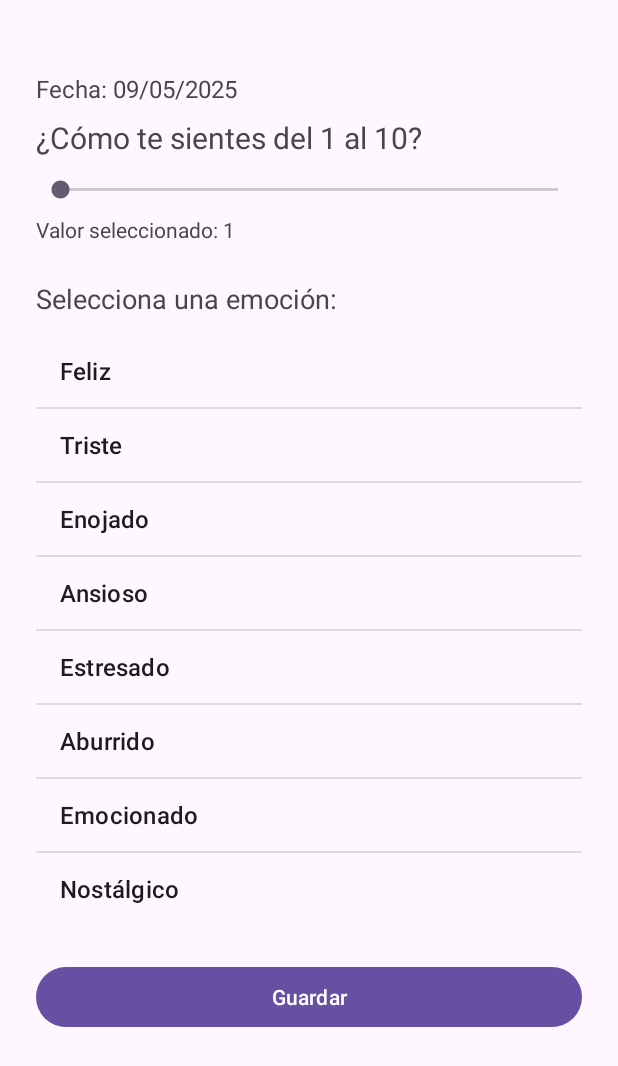
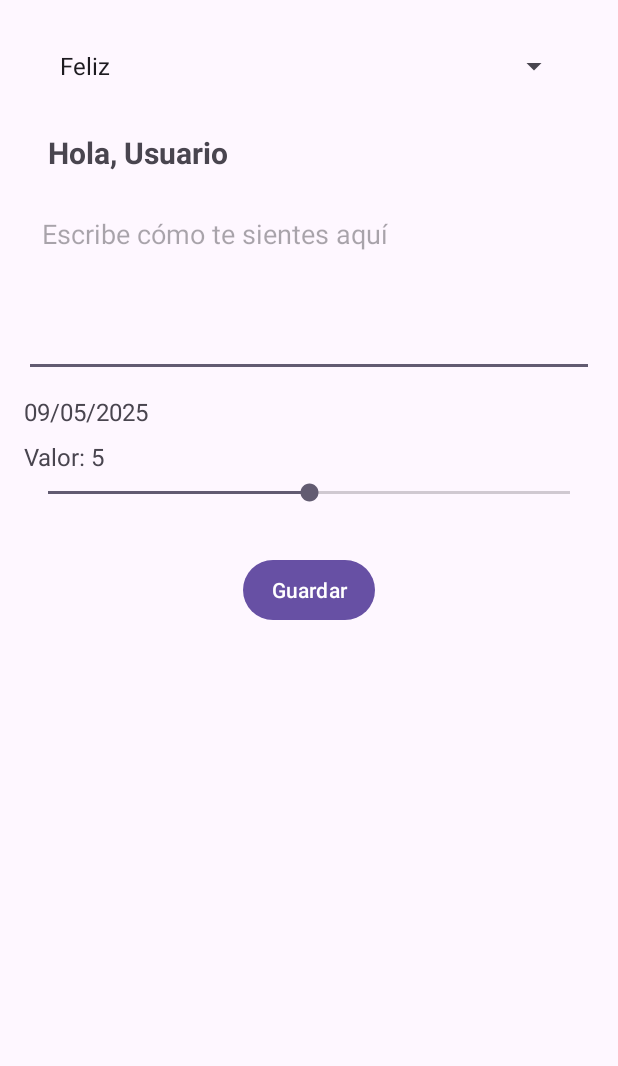
Before and after one commit to Omar-Gabriel-Martinez/Daydream-Daily, an Android app: the MoodActivity screen opened directly, with no data from a screen before it, on a phone screen of 412 x 824 dp. Shown: the top 1066 px of the screen. Run offline under Robolectric (Android 15) with nearby library versions, the phone set to English and light mode, and no system bars.

Commit message:
pantalla de inicio version 2

```diff
--- a/app/src/main/java/com/martinez_orozco_moya_cuevas/sleepytraveler/MoodActivity.kt
+++ b/app/src/main/java/com/martinez_orozco_moya_cuevas/sleepytraveler/MoodActivity.kt
@@ -15,11 +15,11 @@ class MoodActivity : AppCompatActivity() {
     override fun onCreate(savedInstanceState: Bundle?) {
         super.onCreate(savedInstanceState)
 
-        // Comprobación de si ya se abrió hoy
         val prefs = getSharedPreferences("moodPrefs", MODE_PRIVATE)
         val ultimaFecha = prefs.getString("ultima_fecha", null)
         val hoy = SimpleDateFormat("dd/MM/yyyy", Locale.getDefault()).format(Date())
 
+        // Validar si ya se registró emoción hoy
         if (ultimaFecha == hoy) {
             Toast.makeText(this, "Ya registraste tu emoción hoy.", Toast.LENGTH_SHORT).show()
             startActivity(Intent(this, MainActivity::class.java))
@@ -27,59 +27,49 @@ class MoodActivity : AppCompatActivity() {
             return
         }
 
-
         setContentView(R.layout.activity_mood)
 
+        // Obtener el nombre del usuario de SharedPreferences (asumiendo que lo guardas aquí)
+        val nombreUsuario = prefs.getString("nombre_usuario", "Usuario")
+
+        val tvSaludoUsuario = findViewById<TextView>(R.id.tvSaludoUsuario)
+        tvSaludoUsuario.text = "Hola, $nombreUsuario"
+
         val tvFecha = findViewById<TextView>(R.id.tvFecha)
-        val tvValor = findViewById<TextView>(R.id.tvValorSeleccionado)
-        val seekBar = findViewById<SeekBar>(R.id.seekBar)
-        val listView = findViewById<ListView>(R.id.listaEmociones)
-        val btnGuardar = findViewById<Button>(R.id.btnGuardarEmocion)
+        tvFecha.text = hoy // Establecer fecha actual
 
-        tvFecha.text = "Fecha: $hoy"
-
-        seekBar.setOnSeekBarChangeListener(object : SeekBar.OnSeekBarChangeListener {
-            override fun onProgressChanged(sb: SeekBar?, progress: Int, fromUser: Boolean) {
-                valorSeleccionado = progress + 1
-                tvValor.text = "Valor seleccionado: $valorSeleccionado"
-            }
-
-            override fun onStartTrackingTouch(sb: SeekBar?) {}
-            override fun onStopTrackingTouch(sb: SeekBar?) {}
-        })
-
+        // Aquí implementa la selección de emociones y lógica adicional
+        val spinnerEmociones = findViewById<Spinner>(R.id.spinnerEmociones)
         val emociones = listOf(
             "Feliz", "Triste", "Enojado",
             "Ansioso", "Estresado", "Aburrido",
             "Emocionado", "Nostálgico"
         )
+        val adapter = ArrayAdapter(this, android.R.layout.simple_spinner_item, emociones)
+        adapter.setDropDownViewResource(android.R.layout.simple_spinner_dropdown_item)
+        spinnerEmociones.adapter = adapter
 
-        val adapter = ArrayAdapter(this, android.R.layout.simple_list_item_1, emociones)
-        listView.adapter = adapter
+        spinnerEmociones.onItemSelectedListener = object : AdapterView.OnItemSelectedListener {
+            override fun onItemSelected(parent: AdapterView<*>, view: android.view.View, position: Int, id: Long) {
+                emocionSeleccionada = emociones[position]
+                valorSeleccionado = position + 1
+            }
 
-
-        listView.setOnItemClickListener { _, _, position, _ ->
-            emocionSeleccionada = emociones[position]
-            Toast.makeText(this, "Emoción seleccionada: $emocionSeleccionada", Toast.LENGTH_SHORT).show()
+            override fun onNothingSelected(parent: AdapterView<*>) {
+                emocionSeleccionada = emociones[0]
+                valorSeleccionado = 1
+            }
         }
 
-        btnGuardar.setOnClickListener {
-            if (emocionSeleccionada == null) {
-                Toast.makeText(this, "Selecciona una emoción primero", Toast.LENGTH_SHORT).show()
-            } else {
+        val btnGuardarEmocion = findViewById<Button>(R.id.btnGuardarEmocion)
+        btnGuardarEmocion.setOnClickListener {
+            prefs.edit().putString("ultima_fecha", hoy).apply()
+            prefs.edit().putString("emocion", emocionSeleccionada).apply()
+            prefs.edit().putInt("valor_emocion", valorSeleccionado).apply()
 
-                prefs.edit().putString("ultima_fecha", hoy).apply()
-
-                Toast.makeText(
-                    this,
-                    "Guardado: $emocionSeleccionada ($valorSeleccionado)",
-                    Toast.LENGTH_SHORT
-                ).show()
-
-                val intent = Intent(this, MainActivity::class.java)
-                startActivity(intent)
-                finish()
-            }
+            Toast.makeText(this, "Emoción guardada: $emocionSeleccionada", Toast.LENGTH_SHORT).show()
+            startActivity(Intent(this, MainActivity::class.java))
+            finish()
         }
     }
 }
--- a/app/src/main/res/layout/activity_mood.xml
+++ b/app/src/main/res/layout/activity_mood.xml
@@ -1,59 +1,89 @@
 <?xml version="1.0" encoding="utf-8"?>
-<LinearLayout xmlns:android="http://schemas.android.com/apk/res/android"
+<ScrollView xmlns:android="http://schemas.android.com/apk/res/android"
     android:layout_width="match_parent"
     android:layout_height="match_parent"
+    android:fillViewport="true">
+
+    <LinearLayout
+        android:layout_width="match_parent"
+        android:layout_height="wrap_content"
         android:orientation="vertical"
-    android:padding="24dp">
+        android:padding="16dp">
 
+        <Spinner
+            android:id="@+id/spinnerEmociones"
+            android:layout_width="match_parent"
+            android:layout_height="wrap_content"
+            android:layout_margin="16dp"/>
+
+
+        <!-- Saludo al usuario -->
+        <TextView
+            android:id="@+id/tvSaludoUsuario"
+            android:layout_width="wrap_content"
+            android:layout_height="wrap_content"
+            android:text="Hola, Usuario, ¿cómo te sientes hoy?"
+            android:textStyle="bold"
+            android:textSize="20sp"
+            android:layout_margin="16dp"/>
+
+
+        <!-- Entrada de texto para describir cómo se siente -->
+        <EditText
+            android:id="@+id/etDescripcionEmocion"
+            android:layout_width="match_parent"
+            android:layout_height="120dp"
+            android:hint="Escribe cómo te sientes aquí"
+            android:padding="12dp"
+            android:inputType="textMultiLine"
+            android:gravity="top|start"
+            android:layout_marginBottom="12dp" />
+
+        <!-- Fecha -->
         <TextView
             android:id="@+id/tvFecha"
-        android:layout_width="wrap_content"
+            android:layout_width="match_parent"
             android:layout_height="wrap_content"
-        android:text="Fecha: "
+            android:text="Fecha: --/--/----"
             android:textSize="16sp"
-        android:layout_marginTop="24dp"
             android:layout_marginBottom="8dp" />
 
+        <!-- Valor del SeekBar -->
         <TextView
-        android:id="@+id/tvPregunta"
-        android:layout_width="wrap_content"
+            android:id="@+id/tvValorSeleccionado"
+            android:layout_width="match_parent"
             android:layout_height="wrap_content"
-        android:layout_marginBottom="12dp"
-        android:text="¿Cómo te sientes del 1 al 10?"
-        android:textSize="20sp" />
+            android:text="Valor: 5"
+            android:textSize="16sp"
+            android:layout_marginBottom="4dp" />
 
+        <!-- SeekBar -->
         <SeekBar
             android:id="@+id/seekBar"
             android:layout_width="match_parent"
             android:layout_height="wrap_content"
-        android:max="9" />
+            android:max="10"
+            android:progress="5"
+            android:layout_marginBottom="16dp" />
 
-    <TextView
-        android:id="@+id/tvValorSeleccionado"
-        android:layout_width="wrap_content"
-        android:layout_height="wrap_content"
-        android:layout_marginTop="8dp"
-        android:text="Valor seleccionado: 1" />
-
-    <TextView
-        android:id="@+id/tvSeleccionaEmocion"
-        android:layout_width="wrap_content"
-        android:layout_height="wrap_content"
-        android:layout_marginTop="24dp"
-        android:text="Selecciona una emoción:"
-        android:textSize="18sp" />
-
+        <!-- Lista de emociones -->
         <ListView
             android:id="@+id/listaEmociones"
             android:layout_width="match_parent"
             android:layout_height="wrap_content"
-        android:layout_marginTop="12dp" />
+            android:layout_marginBottom="16dp" />
 
+        <!-- Botón para guardar -->
         <Button
             android:id="@+id/btnGuardarEmocion"
-        android:layout_width="match_parent"
+            android:layout_width="wrap_content"
             android:layout_height="wrap_content"
             android:text="Guardar"
-        android:layout_marginTop="24dp" />
+            android:layout_gravity="center_horizontal"
+            android:padding="8dp"
+            android:textColor="@android:color/white"/>
+
+
 
     </LinearLayout>
+</ScrollView>
```
Lines whose indentation alone changed are shown as unchanged.
